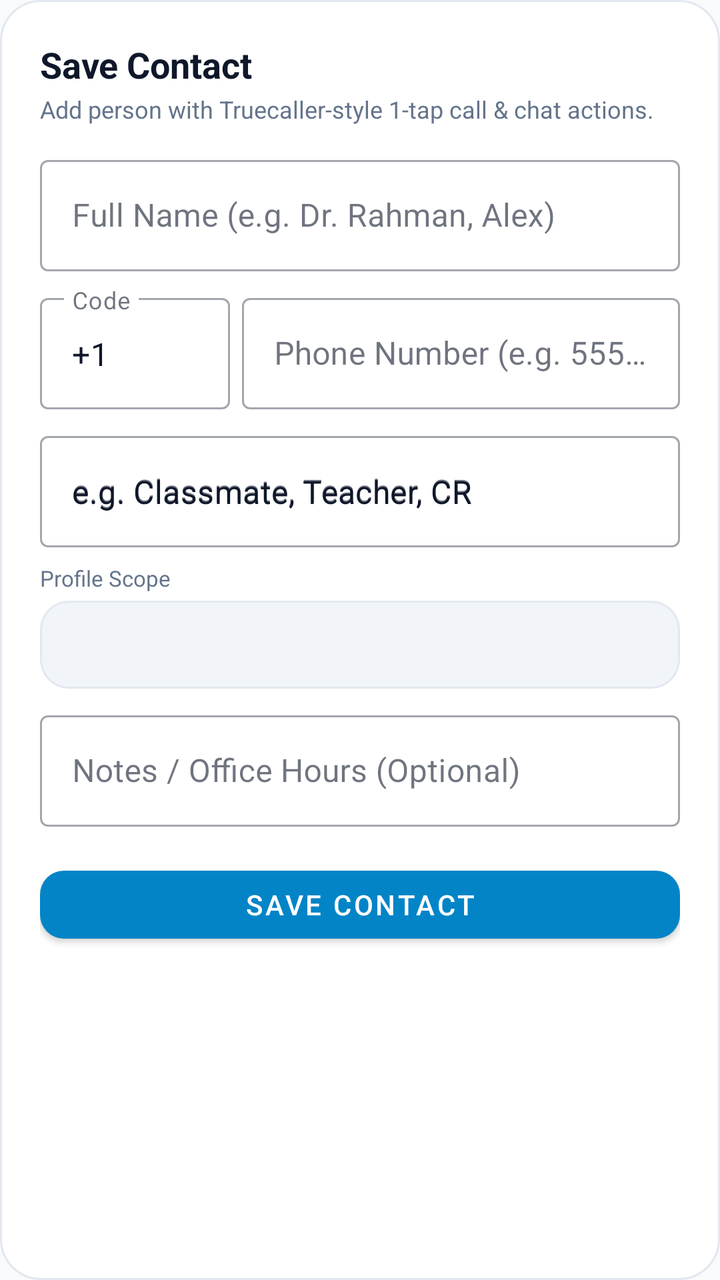
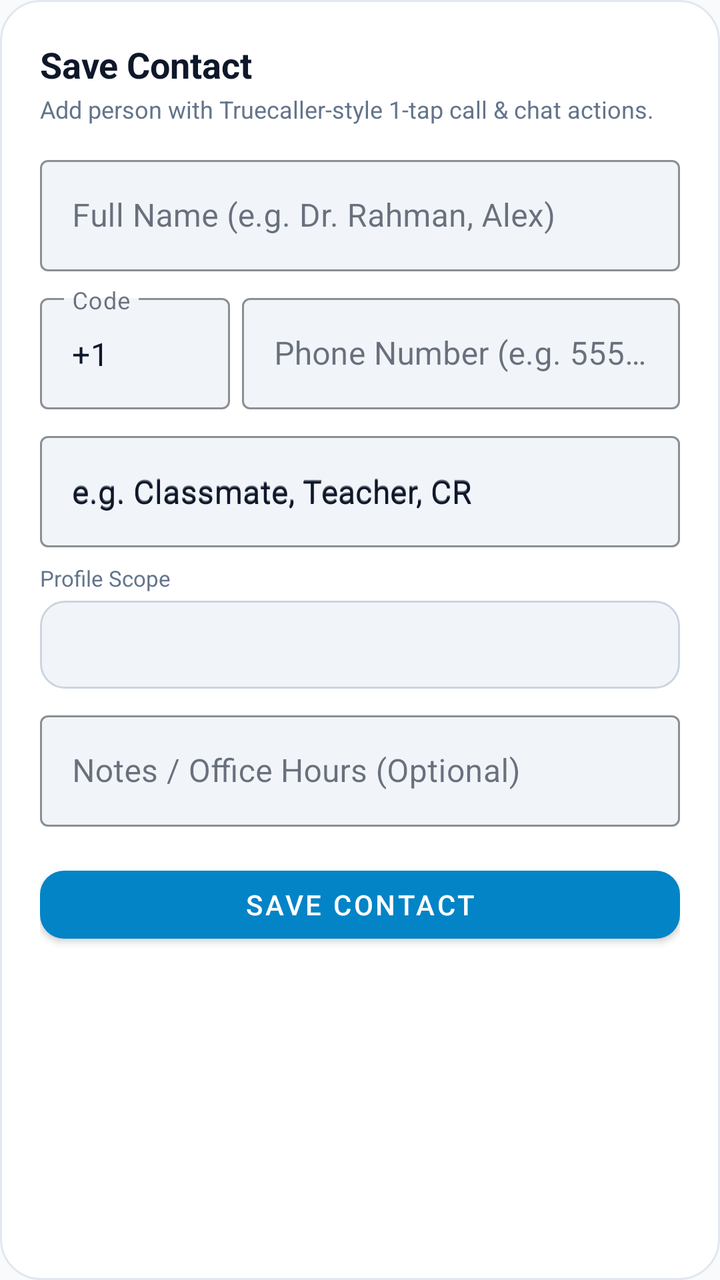

Compare the two renders of this Android layout. The source of the first and the diff that turns it into the second are given below.
<!-- AndroidManifest.xml: application theme Theme.LifeSync -->
<!-- res/layout/dialog_add_contact.xml -->
<?xml version="1.0" encoding="utf-8"?>
<LinearLayout xmlns:android="http://schemas.android.com/apk/res/android"
    xmlns:app="http://schemas.android.com/apk/res-auto"
    android:layout_width="match_parent"
    android:layout_height="wrap_content"
    android:background="@drawable/bg_dialog_glass"
    android:orientation="vertical"
    android:padding="20dp">

    <TextView
        android:layout_width="wrap_content"
        android:layout_height="wrap_content"
        android:text="Save Contact"
        android:textColor="@color/text_primary"
        android:textSize="18sp"
        android:textStyle="bold" />

    <TextView
        android:layout_width="wrap_content"
        android:layout_height="wrap_content"
        android:layout_marginTop="2dp"
        android:text="Add person with Truecaller-style 1-tap call &amp; chat actions."
        android:textColor="@color/text_secondary"
        android:textSize="12sp" />

    
    <com.google.android.material.textfield.TextInputLayout
        style="@style/Widget.MaterialComponents.TextInputLayout.OutlinedBox"
        android:layout_width="match_parent"
        android:layout_height="wrap_content"
        android:layout_marginTop="12dp"
        android:hint="Full Name (e.g. Dr. Rahman, Alex)">

        <com.google.android.material.textfield.TextInputEditText
            android:id="@+id/etContactName"
            android:layout_width="match_parent"
            android:layout_height="wrap_content"
            android:textColor="?attr/colorOnSurface"
            android:textColorHint="?attr/colorOutline" />
    </com.google.android.material.textfield.TextInputLayout>

    
    <LinearLayout
        android:layout_width="match_parent"
        android:layout_height="wrap_content"
        android:layout_marginTop="8dp"
        android:gravity="center_vertical"
        android:orientation="horizontal">

        <com.google.android.material.textfield.TextInputLayout
            android:id="@+id/tilContactCountryCode"
            style="@style/Widget.MaterialComponents.TextInputLayout.OutlinedBox"
            android:layout_width="95dp"
            android:layout_height="wrap_content"
            android:layout_marginEnd="6dp"
            android:hint="Code">

            <com.google.android.material.textfield.TextInputEditText
                android:id="@+id/etContactCountryCode"
                android:layout_width="match_parent"
                android:layout_height="wrap_content"
                android:inputType="phone"
                android:textColor="?attr/colorOnSurface"
                android:textColorHint="?attr/colorOutline"
                android:text="+1" />
        </com.google.android.material.textfield.TextInputLayout>

        <com.google.android.material.textfield.TextInputLayout
            android:id="@+id/tilContactPhone"
            style="@style/Widget.MaterialComponents.TextInputLayout.OutlinedBox"
            android:layout_width="0dp"
            android:layout_height="wrap_content"
            android:layout_weight="1"
            android:hint="Phone Number (e.g. 555 123 4567)">

            <com.google.android.material.textfield.TextInputEditText
                android:id="@+id/etContactPhone"
                android:inputType="phone"
                android:layout_width="match_parent"
                android:layout_height="wrap_content"
                android:textColor="?attr/colorOnSurface"
                android:textColorHint="?attr/colorOutline" />
        </com.google.android.material.textfield.TextInputLayout>
    </LinearLayout>

    
    <com.google.android.material.textfield.TextInputLayout
        style="@style/Widget.MaterialComponents.TextInputLayout.OutlinedBox"
        android:layout_width="match_parent"
        android:layout_height="wrap_content"
        android:layout_marginTop="8dp"
        android:hint="e.g. Classmate, Teacher, CR">

        <com.google.android.material.textfield.TextInputEditText
            android:id="@+id/etContactRole"
            android:layout_width="match_parent"
            android:layout_height="wrap_content"
            android:textColor="?attr/colorOnSurface"
            android:textColorHint="?attr/colorOutline"
            android:hint="e.g. Classmate, Teacher, CR" />
    </com.google.android.material.textfield.TextInputLayout>

    
    <LinearLayout
        android:layout_width="match_parent"
        android:layout_height="wrap_content"
        android:layout_marginTop="8dp"
        android:orientation="vertical">

        <TextView
            android:layout_width="wrap_content"
            android:layout_height="wrap_content"
            android:layout_marginBottom="4dp"
            android:text="Profile Scope"
            android:textColor="@color/text_secondary"
            android:textSize="11sp" />

        <Spinner
            android:id="@+id/spContactScope"
            android:layout_width="match_parent"
            android:layout_height="44dp"
            android:background="@drawable/bg_chip_unselected" />
    </LinearLayout>

    
    <com.google.android.material.textfield.TextInputLayout
        style="@style/Widget.MaterialComponents.TextInputLayout.OutlinedBox"
        android:layout_width="match_parent"
        android:layout_height="wrap_content"
        android:layout_marginTop="8dp"
        android:hint="Notes / Office Hours (Optional)">

        <com.google.android.material.textfield.TextInputEditText
            android:id="@+id/etContactNotes"
            android:layout_width="match_parent"
            android:layout_height="wrap_content"
            android:textColor="?attr/colorOnSurface"
            android:textColorHint="?attr/colorOutline" />
    </com.google.android.material.textfield.TextInputLayout>

    <com.google.android.material.button.MaterialButton
        android:id="@+id/btnSaveContact"
        android:layout_width="match_parent"
        android:layout_height="46dp"
        android:layout_marginTop="16dp"
        android:text="Save Contact"
        app:cornerRadius="12dp" />

</LinearLayout>
<!-- resources referenced by this layout -->
<resources>
  <color name="text_primary">#0F172A</color>
  <color name="text_secondary">#64748B</color>
  <!-- drawable bg_chip_unselected (drawable) -->
  <?xml version="1.0" encoding="utf-8"?>
  <shape xmlns:android="http://schemas.android.com/apk/res/android"
      android:shape="rectangle">
      <solid android:color="@color/surface_variant" />
      <corners android:radius="14dp" />
      <stroke
          android:width="1dp"
          android:color="@color/card_stroke" />
  </shape>
  <!-- drawable bg_dialog_glass (drawable) -->
  <?xml version="1.0" encoding="utf-8"?>
  <shape xmlns:android="http://schemas.android.com/apk/res/android"
      android:shape="rectangle">
      <corners android:radius="20dp" />
      <solid android:color="@color/surface" />
      <stroke
          android:width="1dp"
          android:color="@color/card_stroke" />
  </shape>
  <style name="Theme.LifeSync" parent="Theme.MaterialComponents.DayNight.NoActionBar">
          <item name="colorPrimary">@color/primary</item>
          <item name="colorPrimaryVariant">@color/primary_variant</item>
          <item name="colorOnPrimary">@color/on_primary</item>
          <item name="colorSecondary">@color/secondary</item>
          <item name="colorSecondaryVariant">@color/secondary_variant</item>
          <item name="colorOnSecondary">@color/on_secondary</item>
          <item name="colorSurface">@color/surface</item>
          <item name="colorOnSurface">@color/text_primary</item>
          <item name="colorOnBackground">@color/text_primary</item>
          <item name="colorOnSurfaceVariant">@color/text_secondary</item>
          <item name="android:colorBackground">@color/background</item>
          <item name="android:windowBackground">@color/background</item>
          <item name="android:textColorPrimary">@color/text_primary</item>
          <item name="android:textColorSecondary">@color/text_secondary</item>
          <item name="android:statusBarColor">@color/background</item>
          <item name="android:windowLightStatusBar">true</item>
          <item name="android:navigationBarColor">@color/background</item>
          <item name="materialCardViewStyle">@style/CardElevationRounded</item>
          <item name="android:textViewStyle">@style/DuoRhythmTextView</item>
          <item name="android:editTextStyle">@style/DuoRhythmEditText</item>
          <item name="editTextStyle">@style/DuoRhythmEditText</item>
      </style>
  <color name="surface_variant">#F1F5F9</color>
  <color name="card_stroke">#E2E8F0</color>
  <color name="surface">#FFFFFF</color>
  <color name="primary">#0284C7</color>
  <color name="primary_variant">#0369A1</color>
  <color name="on_primary">#FFFFFF</color>
  <color name="secondary">#7C3AED</color>
  <color name="secondary_variant">#6D28D9</color>
  <color name="on_secondary">#FFFFFF</color>
  <color name="background">#F8FAFC</color>
  <style name="CardElevationRounded" parent="Widget.MaterialComponents.CardView">
          <item name="cardCornerRadius">22dp</item>
          <item name="cardElevation">2dp</item>
          <item name="strokeWidth">1dp</item>
          <item name="strokeColor">@color/card_stroke</item>
          <item name="cardBackgroundColor">@color/surface_card</item>
      </style>
  <style name="DuoRhythmTextView" parent="android:Widget.TextView">
          <item name="android:lineSpacingExtra">2dp</item>
          <item name="android:fontFamily">sans-serif</item>
          <item name="android:includeFontPadding">true</item>
      </style>
  <style name="DuoRhythmEditText" parent="android:Widget.EditText">
          <item name="android:lineSpacingExtra">2dp</item>
          <item name="android:fontFamily">sans-serif</item>
          <item name="android:includeFontPadding">true</item>
          <item name="android:textColor">@color/text_primary</item>
          <item name="android:textColorHint">@color/text_secondary</item>
      </style>
  <color name="surface_card">#FFFFFF</color>
</resources>

<!-- the commit's change to res/layout/dialog_add_contact.xml (unified diff, before → after) -->
@@ -29,6 +29,8 @@
         android:layout_width="match_parent"
         android:layout_height="wrap_content"
         android:layout_marginTop="12dp"
+        app:boxBackgroundColor="@color/surface_variant"
+        app:boxStrokeColor="@color/card_stroke_bright"
         android:hint="Full Name (e.g. Dr. Rahman, Alex)">
 
         <com.google.android.material.textfield.TextInputEditText
@@ -53,6 +55,8 @@
             android:layout_width="95dp"
             android:layout_height="wrap_content"
             android:layout_marginEnd="6dp"
+            app:boxBackgroundColor="@color/surface_variant"
+            app:boxStrokeColor="@color/card_stroke_bright"
             android:hint="Code">
 
             <com.google.android.material.textfield.TextInputEditText
@@ -71,10 +75,13 @@
             android:layout_width="0dp"
             android:layout_height="wrap_content"
             android:layout_weight="1"
+            app:boxBackgroundColor="@color/surface_variant"
+            app:boxStrokeColor="@color/card_stroke_bright"
             android:hint="Phone Number (e.g. 555 123 4567)">
 
             <com.google.android.material.textfield.TextInputEditText
                 android:id="@+id/etContactPhone"
+                android:tag="etPhoneNumber"
                 android:inputType="phone"
                 android:layout_width="match_parent"
                 android:layout_height="wrap_content"
@@ -89,6 +96,8 @@
         android:layout_width="match_parent"
         android:layout_height="wrap_content"
         android:layout_marginTop="8dp"
+        app:boxBackgroundColor="@color/surface_variant"
+        app:boxStrokeColor="@color/card_stroke_bright"
         android:hint="e.g. Classmate, Teacher, CR">
 
         <com.google.android.material.textfield.TextInputEditText
@@ -119,7 +128,7 @@
             android:id="@+id/spContactScope"
             android:layout_width="match_parent"
             android:layout_height="44dp"
-            android:background="@drawable/bg_chip_unselected" />
+            android:background="@drawable/bg_edit_text_dynamic" />
     </LinearLayout>
 
     
@@ -128,6 +137,8 @@
         android:layout_width="match_parent"
         android:layout_height="wrap_content"
         android:layout_marginTop="8dp"
+        app:boxBackgroundColor="@color/surface_variant"
+        app:boxStrokeColor="@color/card_stroke_bright"
         android:hint="Notes / Office Hours (Optional)">
 
         <com.google.android.material.textfield.TextInputEditText
@@ -140,6 +151,7 @@
 
     <com.google.android.material.button.MaterialButton
         android:id="@+id/btnSaveContact"
+        android:tag="btnSave"
         android:layout_width="match_parent"
         android:layout_height="46dp"
         android:layout_marginTop="16dp"
<!-- resource entries referenced after the edit -->
@@ -1,17 +1,8 @@
 <!-- resources referenced by this layout -->
 <resources>
+  <color name="card_stroke_bright">#CBD5E1</color>
   <color name="text_primary">#0F172A</color>
   <color name="text_secondary">#64748B</color>
-  <!-- drawable bg_chip_unselected (drawable) -->
-  <?xml version="1.0" encoding="utf-8"?>
-  <shape xmlns:android="http://schemas.android.com/apk/res/android"
-      android:shape="rectangle">
-      <solid android:color="@color/surface_variant" />
-      <corners android:radius="14dp" />
-      <stroke
-          android:width="1dp"
-          android:color="@color/card_stroke" />
-  </shape>
   <!-- drawable bg_dialog_glass (drawable) -->
   <?xml version="1.0" encoding="utf-8"?>
   <shape xmlns:android="http://schemas.android.com/apk/res/android"
@@ -21,6 +12,16 @@
       <stroke
           android:width="1dp"
           android:color="@color/card_stroke" />
+  </shape>
+  <!-- drawable bg_edit_text_dynamic (drawable) -->
+  <?xml version="1.0" encoding="utf-8"?>
+  <shape xmlns:android="http://schemas.android.com/apk/res/android"
+      android:shape="rectangle">
+      <solid android:color="@color/surface_variant" />
+      <corners android:radius="12dp" />
+      <stroke
+          android:width="1dp"
+          android:color="@color/card_stroke_bright" />
   </shape>
   <style name="Theme.LifeSync" parent="Theme.MaterialComponents.DayNight.NoActionBar">
           <item name="colorPrimary">@color/primary</item>
